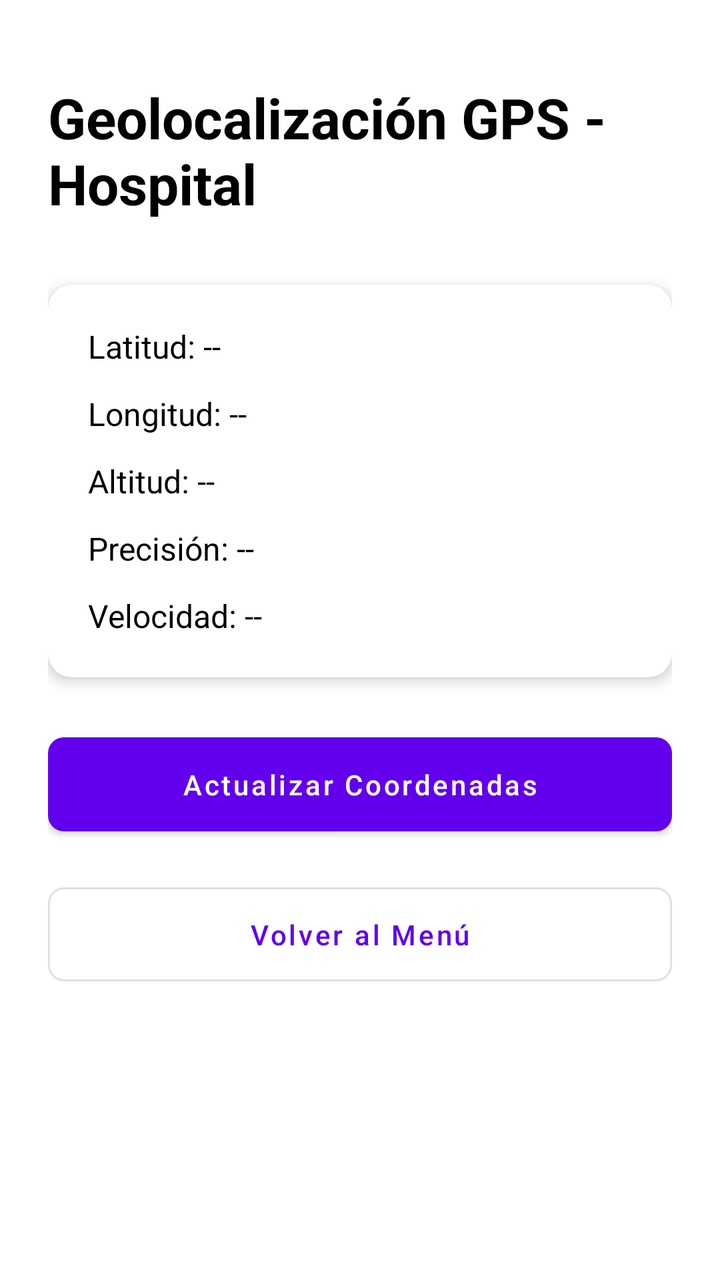
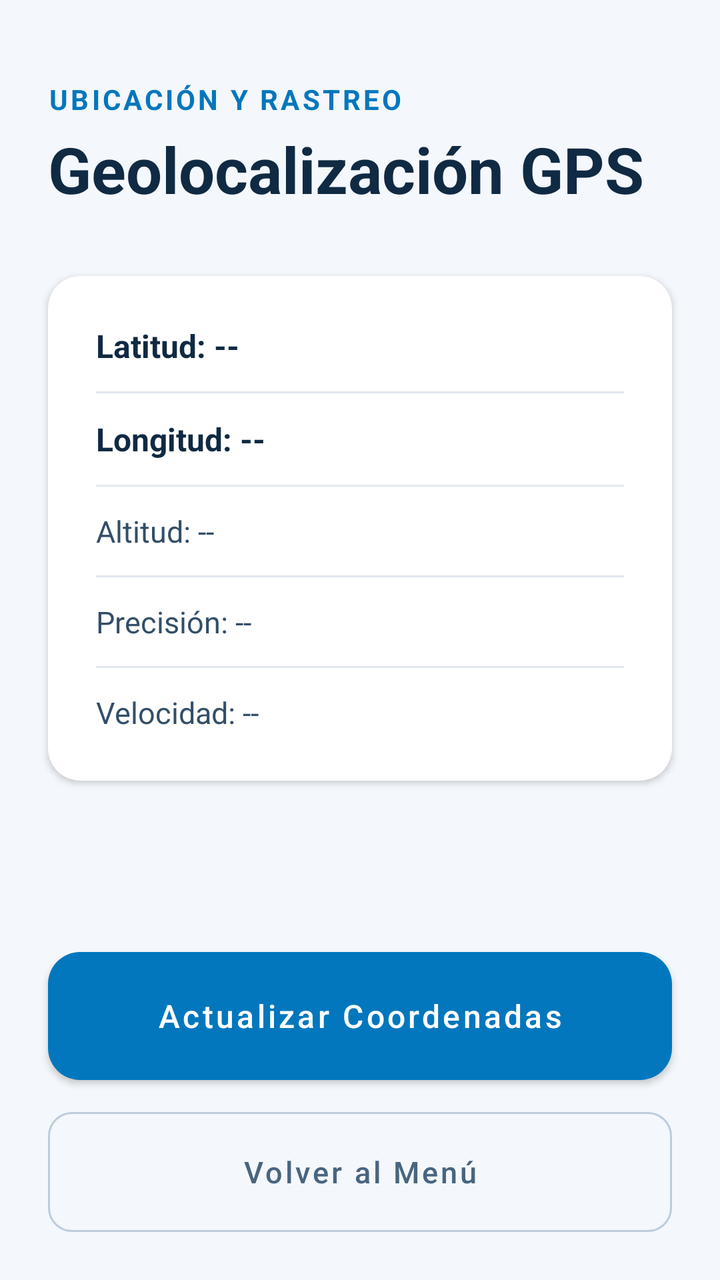

Before-and-after screenshots of an Android layout around one commit, followed by the original layout XML and the change that was made.
<!-- AndroidManifest.xml: activity theme Theme.MaterialComponents.Light.NoActionBar -->
<!-- res/layout/activity_ubicacion.xml -->
<?xml version="1.0" encoding="utf-8"?>
<ScrollView xmlns:android="http://schemas.android.com/apk/res/android"
    xmlns:app="http://schemas.android.com/apk/res-auto"
    android:layout_width="match_parent"
    android:layout_height="match_parent"
    android:fillViewport="true"
    android:background="@android:color/white">

    <LinearLayout
        android:layout_width="match_parent"
        android:layout_height="wrap_content"
        android:orientation="vertical"
        android:padding="24dp"
        android:gravity="center_horizontal">

        
        <TextView
            android:id="@+id/tvTituloUbicacion"
            android:layout_width="wrap_content"
            android:layout_height="wrap_content"
            android:text="Geolocalización GPS - Hospital"
            android:textSize="28sp"
            android:textStyle="bold"
            android:textColor="@android:color/black"
            android:layout_marginTop="16dp"
            android:layout_marginBottom="32dp" />

        
        <com.google.android.material.card.MaterialCardView
            android:layout_width="match_parent"
            android:layout_height="wrap_content"
            app:cardCornerRadius="12dp"
            app:cardElevation="4dp"
            android:layout_marginBottom="24dp">

            <LinearLayout
                android:layout_width="match_parent"
                android:layout_height="wrap_content"
                android:orientation="vertical"
                android:padding="20dp">

                
                <TextView
                    android:id="@+id/tvLatitud"
                    android:layout_width="match_parent"
                    android:layout_height="wrap_content"
                    android:text="Latitud: --"
                    android:textSize="16sp"
                    android:paddingBottom="12dp"
                    android:textColor="@android:color/black" />

                
                <TextView
                    android:id="@+id/tvLongitud"
                    android:layout_width="match_parent"
                    android:layout_height="wrap_content"
                    android:text="Longitud: --"
                    android:textSize="16sp"
                    android:paddingBottom="12dp"
                    android:textColor="@android:color/black" />

                
                <TextView
                    android:id="@+id/tvAltitud"
                    android:layout_width="match_parent"
                    android:layout_height="wrap_content"
                    android:text="Altitud: --"
                    android:textSize="16sp"
                    android:paddingBottom="12dp"
                    android:textColor="@android:color/black" />

                
                <TextView
                    android:id="@+id/tvPrecision"
                    android:layout_width="match_parent"
                    android:layout_height="wrap_content"
                    android:text="Precisión: --"
                    android:textSize="16sp"
                    android:paddingBottom="12dp"
                    android:textColor="@android:color/black" />

                
                <TextView
                    android:id="@+id/tvVelocidad"
                    android:layout_width="match_parent"
                    android:layout_height="wrap_content"
                    android:text="Velocidad: --"
                    android:textSize="16sp"
                    android:textColor="@android:color/black" />

            </LinearLayout>
        </com.google.android.material.card.MaterialCardView>

        
        <com.google.android.material.button.MaterialButton
            android:id="@+id/btnObtenerUbicacion"
            android:layout_width="match_parent"
            android:layout_height="wrap_content"
            android:text="Actualizar Coordenadas"
            android:textAllCaps="false"
            android:padding="14dp"
            app:cornerRadius="8dp"
            android:layout_marginBottom="16dp" />

        
        <com.google.android.material.button.MaterialButton
            android:id="@+id/btnVolver"
            android:layout_width="match_parent"
            android:layout_height="wrap_content"
            android:text="Volver al Menú"
            android:textAllCaps="false"
            android:padding="14dp"
            app:cornerRadius="8dp"
            style="@style/Widget.MaterialComponents.Button.OutlinedButton"
            android:layout_marginBottom="16dp" />

    </LinearLayout>
</ScrollView>
<!-- resources referenced by this layout -->
<resources>

</resources>

<!-- the commit's change to res/layout/activity_ubicacion.xml (unified diff, before → after) -->
@@ -4,40 +4,55 @@
     android:layout_width="match_parent"
     android:layout_height="match_parent"
     android:fillViewport="true"
-    android:background="@android:color/white">
+    android:background="#F4F7FB">
 
     <LinearLayout
         android:layout_width="match_parent"
         android:layout_height="wrap_content"
         android:orientation="vertical"
-        android:padding="24dp"
-        android:gravity="center_horizontal">
+        android:paddingHorizontal="24dp"
+        android:paddingTop="40dp"
+        android:paddingBottom="24dp"
+        android:clipToPadding="false">
+
+        
+        <TextView
+            android:layout_width="wrap_content"
+            android:layout_height="wrap_content"
+            android:text="Ubicación y Rastreo"
+            android:textSize="14sp"
+            android:textAllCaps="true"
+            android:letterSpacing="0.1"
+            android:textColor="#0277BD"
+            android:textStyle="bold" />
 
         
         <TextView
             android:id="@+id/tvTituloUbicacion"
             android:layout_width="wrap_content"
             android:layout_height="wrap_content"
-            android:text="Geolocalización GPS - Hospital"
-            android:textSize="28sp"
+            android:text="Geolocalización GPS"
+            android:textSize="32sp"
             android:textStyle="bold"
-            android:textColor="@android:color/black"
-            android:layout_marginTop="16dp"
+            android:textColor="#102A43"
+            android:layout_marginTop="4dp"
             android:layout_marginBottom="32dp" />
 
         
         <com.google.android.material.card.MaterialCardView
             android:layout_width="match_parent"
             android:layout_height="wrap_content"
-            app:cardCornerRadius="12dp"
-            app:cardElevation="4dp"
+            app:cardCornerRadius="16dp"
+            app:cardElevation="2dp"
+            app:strokeWidth="0dp"
+            app:cardBackgroundColor="#FFFFFF"
             android:layout_marginBottom="24dp">
 
             <LinearLayout
                 android:layout_width="match_parent"
                 android:layout_height="wrap_content"
                 android:orientation="vertical"
-                android:padding="20dp">
+                android:padding="24dp">
 
                 
                 <TextView
@@ -46,8 +61,16 @@
                     android:layout_height="wrap_content"
                     android:text="Latitud: --"
                     android:textSize="16sp"
-                    android:paddingBottom="12dp"
-                    android:textColor="@android:color/black" />
+                    android:textStyle="bold"
+                    android:textColor="#102A43" />
+
+                
+                <View
+                    android:layout_width="match_parent"
+                    android:layout_height="1dp"
+                    android:background="#E2E8F0"
+                    android:layout_marginTop="12dp"
+                    android:layout_marginBottom="12dp"/>
 
                 
                 <TextView
@@ -56,8 +79,16 @@
                     android:layout_height="wrap_content"
                     android:text="Longitud: --"
                     android:textSize="16sp"
-                    android:paddingBottom="12dp"
-                    android:textColor="@android:color/black" />
+                    android:textStyle="bold"
+                    android:textColor="#102A43" />
+
+                
+                <View
+                    android:layout_width="match_parent"
+                    android:layout_height="1dp"
+                    android:background="#E2E8F0"
+                    android:layout_marginTop="12dp"
+                    android:layout_marginBottom="12dp"/>
 
                 
                 <TextView
@@ -65,9 +96,16 @@
                     android:layout_width="match_parent"
                     android:layout_height="wrap_content"
                     android:text="Altitud: --"
-                    android:textSize="16sp"
-                    android:paddingBottom="12dp"
-                    android:textColor="@android:color/black" />
+                    android:textSize="15sp"
+                    android:textColor="#334E68" />
+
+                
+                <View
+                    android:layout_width="match_parent"
+                    android:layout_height="1dp"
+                    android:background="#E2E8F0"
+                    android:layout_marginTop="12dp"
+                    android:layout_marginBottom="12dp"/>
 
                 
                 <TextView
@@ -75,9 +113,16 @@
                     android:layout_width="match_parent"
                     android:layout_height="wrap_content"
                     android:text="Precisión: --"
-                    android:textSize="16sp"
-                    android:paddingBottom="12dp"
-                    android:textColor="@android:color/black" />
+                    android:textSize="15sp"
+                    android:textColor="#334E68" />
+
+                
+                <View
+                    android:layout_width="match_parent"
+                    android:layout_height="1dp"
+                    android:background="#E2E8F0"
+                    android:layout_marginTop="12dp"
+                    android:layout_marginBottom="12dp"/>
 
                 
                 <TextView
@@ -85,34 +130,49 @@
                     android:layout_width="match_parent"
                     android:layout_height="wrap_content"
                     android:text="Velocidad: --"
-                    android:textSize="16sp"
-                    android:textColor="@android:color/black" />
+                    android:textSize="15sp"
+                    android:textColor="#334E68" />
 
             </LinearLayout>
         </com.google.android.material.card.MaterialCardView>
 
         
+        <Space
+            android:layout_width="match_parent"
+            android:layout_height="0dp"
+            android:layout_weight="1" />
+
+        
         <com.google.android.material.button.MaterialButton
             android:id="@+id/btnObtenerUbicacion"
             android:layout_width="match_parent"
-            android:layout_height="wrap_content"
+            android:layout_height="64dp"
             android:text="Actualizar Coordenadas"
+            android:textColor="@android:color/white"
+            android:textSize="16sp"
             android:textAllCaps="false"
-            android:padding="14dp"
-            app:cornerRadius="8dp"
+            android:insetTop="0dp"
+            android:insetBottom="0dp"
+            app:cornerRadius="16dp"
+            app:backgroundTint="#0277BD"
+            app:elevation="4dp"
             android:layout_marginBottom="16dp" />
 
         
         <com.google.android.material.button.MaterialButton
             android:id="@+id/btnVolver"
+            style="@style/Widget.MaterialComponents.Button.OutlinedButton"
             android:layout_width="match_parent"
-            android:layout_height="wrap_content"
+            android:layout_height="60dp"
             android:text="Volver al Menú"
+            android:textColor="#486581"
+            android:textSize="15sp"
             android:textAllCaps="false"
-            android:padding="14dp"
-            app:cornerRadius="8dp"
-            style="@style/Widget.MaterialComponents.Button.OutlinedButton"
-            android:layout_marginBottom="16dp" />
+            android:insetTop="0dp"
+            android:insetBottom="0dp"
+            app:cornerRadius="12dp"
+            app:strokeColor="#BCCCDC"
+            app:strokeWidth="1dp" />
 
     </LinearLayout>
 </ScrollView>
